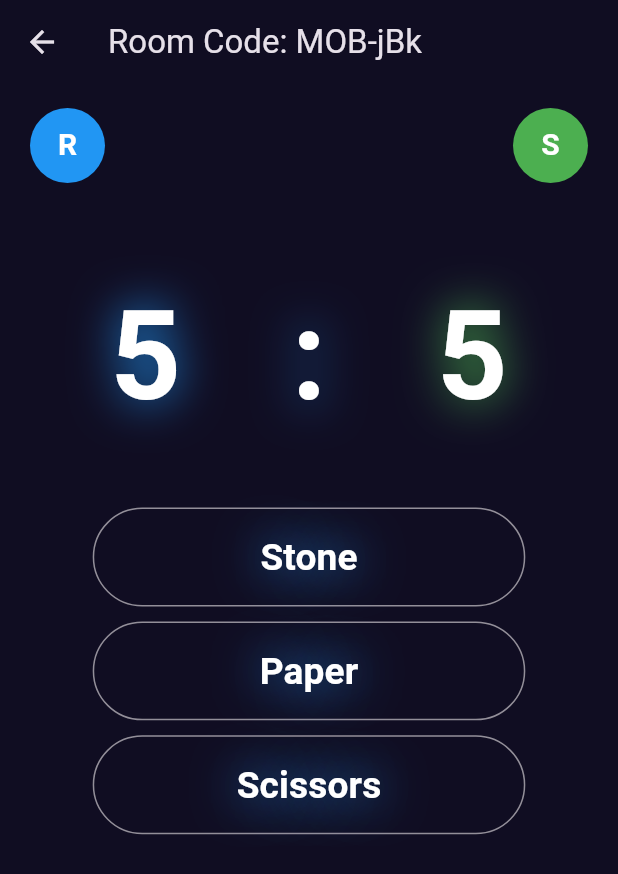
After one commit to rakshitkapoor/stone_paper_scissors, a Flutter app: the GameScreen screen opened by its route, on a phone screen of 412 x 824 dp. The commit adds this screen. Shown: the top 874 px of the screen. Run offline on Flutter 3.47's test engine with Material 3 defaults, Android fonts, the phone set to English and light mode, and no system bars; our stand-ins replace socket_io_client; network calls fail.

Commit message:
join funct & game screen init

```diff
--- a/lib/Screens/create_room_screen.dart
+++ b/lib/Screens/create_room_screen.dart
@@ -1,4 +1,5 @@
 import 'package:flutter/material.dart';
+import 'package:stone_paper_scissors/Screens/game_screen.dart';
 import 'package:stone_paper_scissors/constants.dart';
 import 'package:stone_paper_scissors/widgets/custom_button.dart';
 import 'package:stone_paper_scissors/widgets/custom_text.dart';
@@ -33,6 +34,10 @@ class _CreateRoomScreenState extends State<CreateRoomScreen> {
     connect();
   }
 
+  void joinRoom(BuildContext context) {
+    Navigator.pushNamed(context, GameScreen.routeName);
+  }
+
   // Aware !! Sockets below ;)
   void connect() {
     print("entered in connect");
@@ -58,6 +63,7 @@ class _CreateRoomScreenState extends State<CreateRoomScreen> {
     if (name.isNotEmpty) {
       socket.emit('createGame', name);
       print('Creating game for: $name');
+      joinRoom(context);
     } else {
       print('Nickname is required');
     }
--- /dev/null
+++ b/lib/Screens/game_screen.dart
@@ -0,0 +1,143 @@
+import 'package:flutter/material.dart';
+import 'package:stone_paper_scissors/constants.dart';
+import 'package:stone_paper_scissors/widgets/custom_text.dart';
+import 'package:stone_paper_scissors/widgets/player_avatar.dart';
+
+class GameScreen extends StatefulWidget {
+  static String routeName = '/game-room';
+   GameScreen({super.key,required this.roomId,required this.name});
+   final String roomId;
+   final String name;
+
+  @override
+  State<GameScreen> createState() => _GameScreenState();
+}
+
+class _GameScreenState extends State<GameScreen> {
+  String? _selectedButton;
+  @override
+  Widget build(BuildContext context) {
+    final screenSize = MediaQuery.of(context).size;
+    return Scaffold(
+      appBar: AppBar(
+        title: Text("Room Code: MOB-jBk"),
+        backgroundColor: bg,
+      ),
+      body: Column(
+        children: [
+          const Padding(
+            padding: EdgeInsets.symmetric(
+              vertical: 16.0,
+              horizontal: 20,
+            ),
+            child: Row(
+              mainAxisAlignment: MainAxisAlignment.spaceBetween,
+              children: [
+                PlayerAvatar(name: "Rakshit", backgroundColor: Colors.blue),
+                PlayerAvatar(name: "Swati", backgroundColor: Colors.green),
+              ],
+            ),
+          ),
+          SizedBox(
+            height: screenSize.height * 0.05,
+          ),
+          Row(
+            mainAxisAlignment: MainAxisAlignment.spaceEvenly,
+            children: [
+              CustomText(
+                shadows: const [Shadow(color: Colors.blue, blurRadius: 40)],
+                text: "5",
+                fontSize: screenSize.height * 0.1,
+              ),
+              CustomText(
+                shadows: const [Shadow(color: Colors.blue, blurRadius: 40)],
+                text: ":",
+                fontSize: screenSize.height * 0.1,
+              ),
+              CustomText(
+                shadows: const [Shadow(color: Colors.green, blurRadius: 40)],
+                text: "5",
+                fontSize: screenSize.height * 0.1,
+              )
+            ],
+          ),
+          SizedBox(
+            height: screenSize.height * 0.05,
+          ),
+          OutlinedButton(
+            onPressed: () {
+              setState(() {
+                _selectedButton = 'Stone';
+              });
+            },
+            style: ButtonStyle(
+              backgroundColor: MaterialStatePropertyAll(
+                _selectedButton == 'Stone'
+                    ? Color.fromARGB(255, 10, 71, 42)
+                    : Colors.transparent,
+              ),
+              overlayColor:
+                  MaterialStatePropertyAll(Color.fromARGB(255, 10, 71, 42)),
+              elevation: MaterialStatePropertyAll(5),
+              fixedSize: MaterialStatePropertyAll(
+                  Size(screenSize.width * 0.7, screenSize.height * 0.08)),
+            ),
+            child: CustomText(
+              shadows: const [Shadow(color: Colors.blue, blurRadius: 40)],
+              text: "Stone",
+              fontSize: screenSize.height * 0.03,
+            ),
+          ),
+          const SizedBox(height: 10),
+          OutlinedButton(
+            onPressed: () {
+              setState(() {
+                _selectedButton = 'Paper';
+              });
+            },
+            style: ButtonStyle(
+              backgroundColor: MaterialStatePropertyAll(
+                _selectedButton == 'Paper'
+                    ? Color.fromARGB(255, 143, 67, 39)
+                    : Colors.transparent,
+              ),
+              overlayColor:
+                  MaterialStatePropertyAll(Color.fromARGB(255, 143, 67, 39)),
+              fixedSize: MaterialStatePropertyAll(
+                  Size(screenSize.width * 0.7, screenSize.height * 0.08)),
+            ),
+            child: CustomText(
+              shadows: const [Shadow(color: Colors.blue, blurRadius: 40)],
+              text: "Paper",
+              fontSize: screenSize.height * 0.03,
+            ),
+          ),
+          const SizedBox(height: 10),
+          OutlinedButton(
+            onPressed: () {
+              setState(() {
+                _selectedButton = 'Scissors';
+              });
+            },
+            style: ButtonStyle(
+              backgroundColor: MaterialStatePropertyAll(
+                _selectedButton == 'Scissors'
+                    ? Color.fromARGB(255, 66, 10, 71)
+                    : Colors.transparent,
+              ),
+              overlayColor:
+                  MaterialStatePropertyAll(Color.fromARGB(255, 66, 10, 71)),
+              fixedSize: MaterialStatePropertyAll(
+                  Size(screenSize.width * 0.7, screenSize.height * 0.08)),
+            ),
+            child: CustomText(
+              shadows: const [Shadow(color: Colors.blue, blurRadius: 40)],
+              text: "Scissors",
+              fontSize: screenSize.height * 0.03,
+            ),
+          )
+        ],
+      ),
+    );
+  }
+}
--- a/lib/constants.dart
+++ b/lib/constants.dart
@@ -2,4 +2,4 @@ import 'dart:ui';
 
 const bg=Color.fromRGBO(16,13,34,1);
 
-const url ="http://192.168.1.4:3000";
+const url ="http://192.168.1.5:3000";
--- a/lib/main.dart
+++ b/lib/main.dart
@@ -1,5 +1,6 @@
 import 'package:flutter/material.dart';
 import 'package:stone_paper_scissors/Screens/create_room_screen.dart';
+import 'package:stone_paper_scissors/Screens/game_screen.dart';
 import 'package:stone_paper_scissors/Screens/join_room_screen.dart';
 import 'package:stone_paper_scissors/constants.dart';
 import 'package:stone_paper_scissors/Screens/homepage.dart';
@@ -22,7 +23,7 @@ class MyApp extends StatelessWidget {
           HomePage.routeName: (context) => const HomePage(),
           CreateRoomScreen.routeName: (context) => const CreateRoomScreen(),
           JoinRoomScreen.routeName: (context) => const JoinRoomScreen(),
-
+          GameScreen.routeName:(context)=>  GameScreen(name: "",roomId: "",key: null),
         });
   }
 }
--- /dev/null
+++ b/lib/widgets/player_avatar.dart
@@ -0,0 +1,40 @@
+import 'package:flutter/material.dart';
+
+class PlayerAvatar extends StatelessWidget {
+  final String name;
+  final Color backgroundColor;
+
+  const PlayerAvatar({
+    required this.name,
+    required this.backgroundColor,
+  });
+
+  @override
+  Widget build(BuildContext context) {
+    return Container(
+      width: 50,
+      height: 50,
+      decoration: BoxDecoration(
+        color: backgroundColor,
+        shape: BoxShape.circle,
+      ),
+      child: Center(
+        child: Text(
+          _getInitials(name),
+          style: const TextStyle(
+            color: Colors.white,
+            fontSize: 20,
+            fontWeight: FontWeight.bold,
+          ),
+        ),
+      ),
+    );
+  }
+
+  String _getInitials(String name) {
+    final names = name.split(' ');
+    return names.length > 1
+        ? '${names.first[0]}${names.last[0]}'
+        : name[0];
+  }
+}
```
